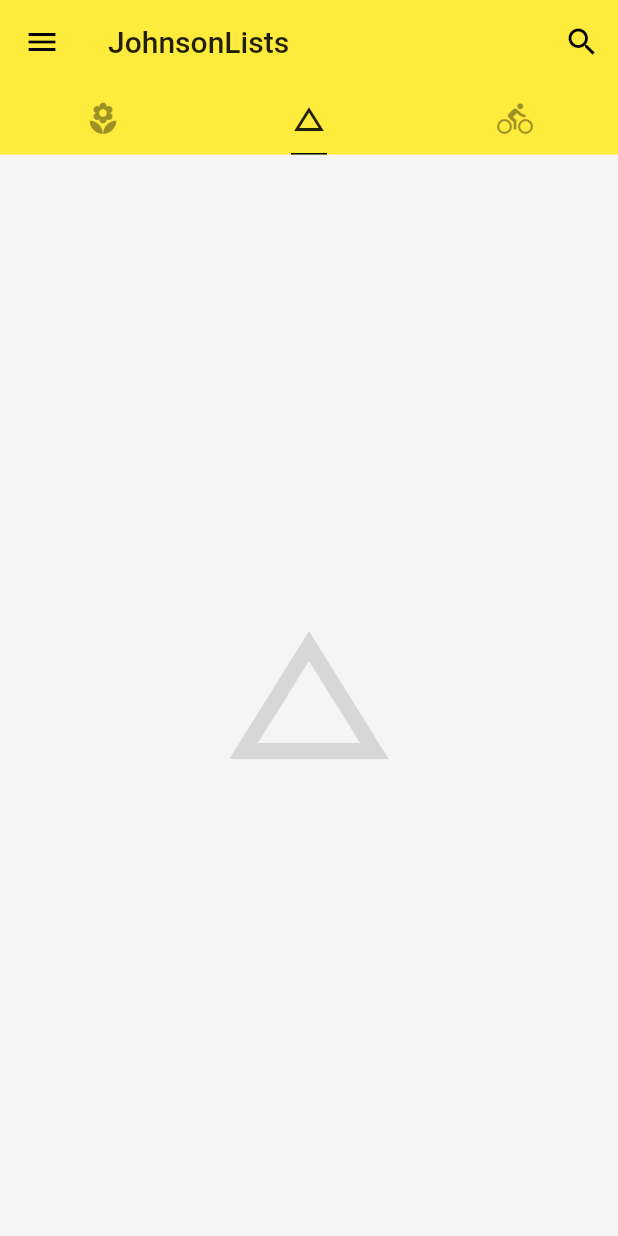
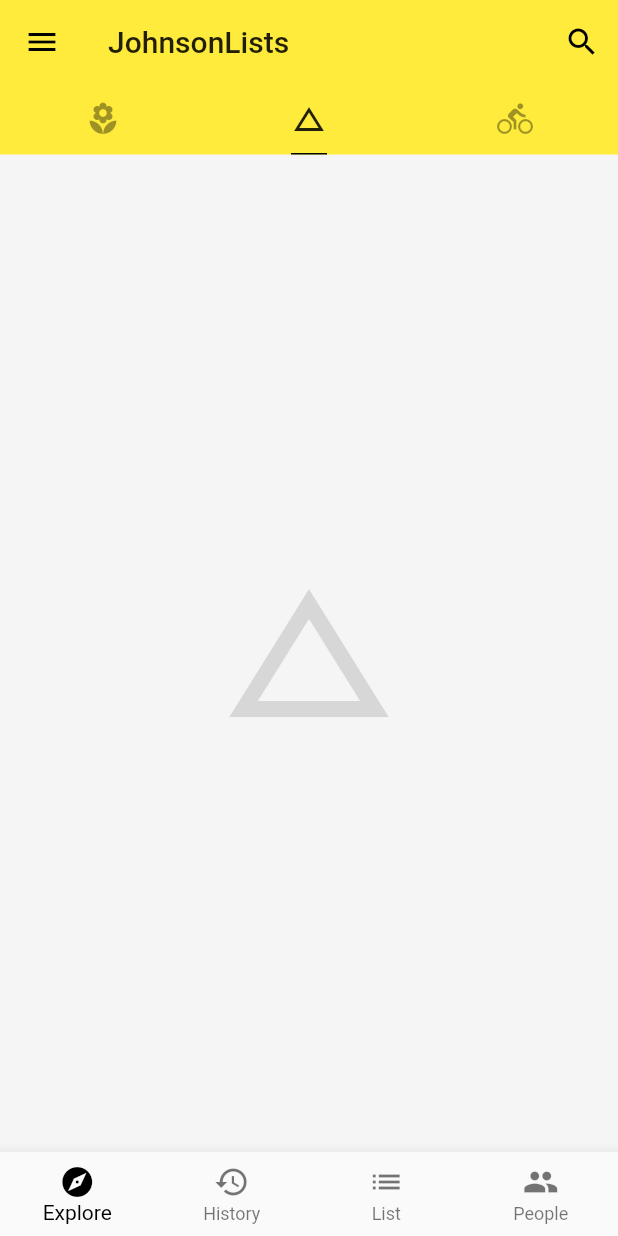
Before and after one commit to JohnsonBob/Flutter_Demo, a Flutter app: the screen it shows after launch, tab 2 chosen, on a phone screen of 412 x 824 dp. Run offline on Flutter 3.47's test engine with Material 2 defaults, Android fonts, the phone set to English and light mode, and no system bars; network calls fail.

Commit message:
1、structure-and-navigation done

```diff
--- /dev/null
+++ b/lib/demo/botton_navigation_bar_damo.dart
@@ -0,0 +1,54 @@
+import 'package:flutter/material.dart';
+
+/**
+ * @ClassName dsfa
+ * @Description TODO
+ * @Author JohnsonMac
+ * @Date 2019-06-08 17:36
+ */
+class BottomNavigationBarDemo extends StatefulWidget {
+  @override
+  State<StatefulWidget> createState() {
+    return BottomNavigationBarDemoState();
+  }
+
+}
+
+class BottomNavigationBarDemoState extends State<BottomNavigationBarDemo> {
+  int _currentIndex = 0;
+
+  void _onTapHandler(int value) {
+//    _currentIndex = value;
+    setState(() {
+      _currentIndex = value;
+    });
+  }
+
+  @override
+  Widget build(BuildContext context) {
+    return BottomNavigationBar(
+        type: BottomNavigationBarType.fixed,
+        currentIndex: _currentIndex,
+        fixedColor: Colors.black,
+        onTap: _onTapHandler,
+        items: [
+          BottomNavigationBarItem(
+              icon: Icon(Icons.explore),
+              title: Text('Explore')
+          ),
+          BottomNavigationBarItem(
+              icon: Icon(Icons.history),
+              title: Text('History')
+          ),
+          BottomNavigationBarItem(
+              icon: Icon(Icons.list),
+              title: Text('List')
+          ),
+          BottomNavigationBarItem(
+              icon: Icon(Icons.people),
+              title: Text('People')
+          ),
+        ]
+    );
+  }
+}
--- a/lib/main.dart
+++ b/lib/main.dart
@@ -1,6 +1,7 @@
 import 'package:flutter/material.dart';
 
 import 'demo/MyListView.dart';
+import 'demo/botton_navigation_bar_damo.dart';
 import 'model/post.dart';
 
 void main() => runApp(MyApp());
@@ -21,6 +22,8 @@ class MyApp extends StatelessWidget {
 }
 
 class Home extends StatelessWidget {
+
+
   @override
   Widget build(BuildContext context) {
     return DefaultTabController(
@@ -55,11 +58,7 @@ class Home extends StatelessWidget {
           ),
         ),
         body: TabBarView(children: [
-          Icon(
-            Icons.local_florist,
-            size: 128.0,
-            color: Colors.black12,
-          ),
+          MyListView(),
           Icon(
             Icons.change_history,
             size: 128.0,
@@ -137,7 +136,9 @@ class Home extends StatelessWidget {
             ],
           ),
         ),
+        bottomNavigationBar: BottomNavigationBarDemo(),
       ),
     );
   }
+
 }
```
